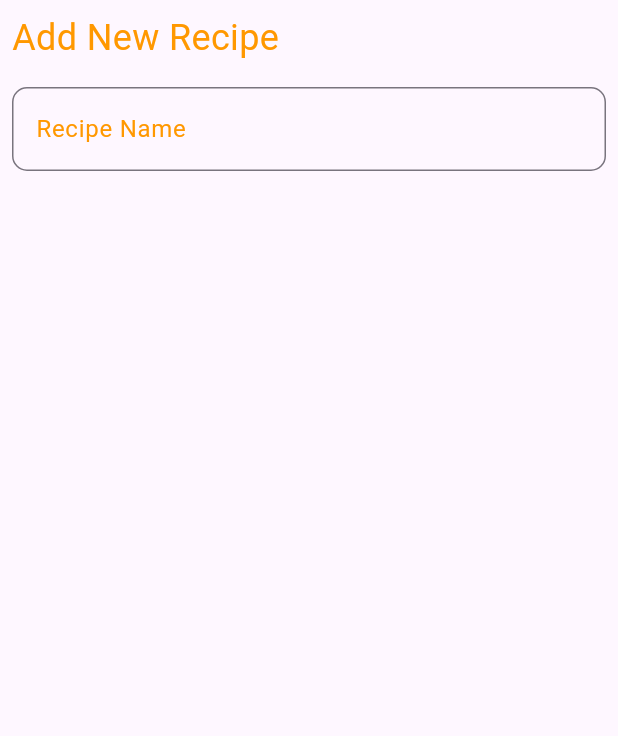
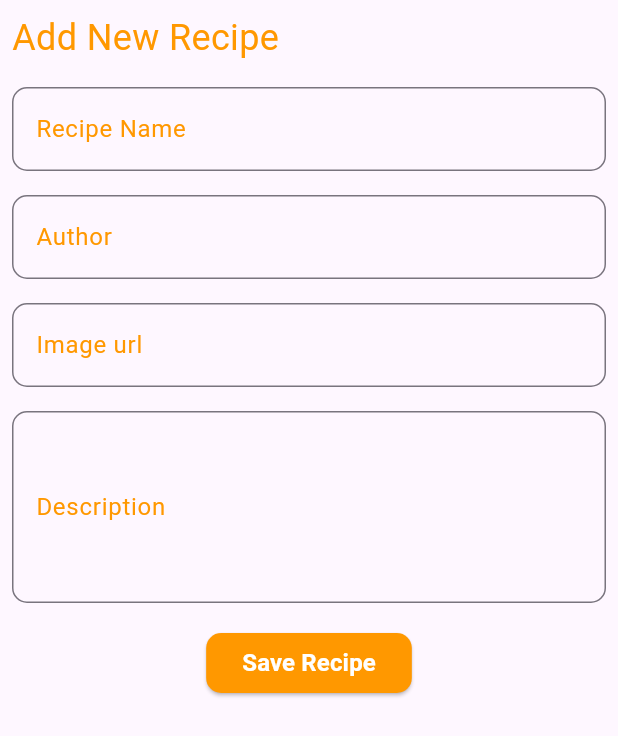
Before and after one commit to gsantiago735/platzi_flutter_course_2024, a Flutter app: the RecipeForm widget shown alone on an empty page, opened directly, on a phone screen of 412 x 824 dp. Shown: the top 736 px of the screen. Run offline on Flutter 3.47's test engine with Material 3 defaults, Android fonts, the phone set to English and light mode, and no system bars; network calls fail; Roboto replaces fonts that are missing (Quicksand).

Commit message:
Chapter 11

```diff
--- a/lib/screens/home_screen.dart
+++ b/lib/screens/home_screen.dart
@@ -92,10 +92,17 @@ class RecipeForm extends StatelessWidget {
 
   @override
   Widget build(BuildContext context) {
+    final formKey = GlobalKey<FormState>();
+
+    final recipeName = TextEditingController();
+    final recipeAuthor = TextEditingController();
+    final recipeUrl = TextEditingController();
+    final recipeDescription = TextEditingController();
+
     return Padding(
       padding: const EdgeInsets.all(8),
       child: Form(
-          // key: _formKey,
+          key: formKey,
           child: Column(
             mainAxisSize: MainAxisSize.min,
             crossAxisAlignment: CrossAxisAlignment.start,
@@ -108,14 +115,92 @@ class RecipeForm extends StatelessWidget {
                 ),
               ),
               const SizedBox(height: 16),
-          _buildTextField(label: "Recipe Name"),
+              _buildTextField(
+                controller: recipeName,
+                label: "Recipe Name",
+                validator: (value) {
+                  if (value == null || value.isEmpty) {
+                    return "Please enter the name recipe.";
+                  } else {
+                    return null;
+                  }
+                },
+              ),
+              const SizedBox(height: 16),
+              _buildTextField(
+                controller: recipeAuthor,
+                label: "Author",
+                validator: (value) {
+                  if (value == null || value.isEmpty) {
+                    return "Please enter the author.";
+                  } else {
+                    return null;
+                  }
+                },
+              ),
+              const SizedBox(height: 16),
+              _buildTextField(
+                controller: recipeUrl,
+                label: "Image url",
+                validator: (value) {
+                  if (value == null || value.isEmpty) {
+                    return "Please enter the url.";
+                  } else {
+                    return null;
+                  }
+                },
+              ),
+              const SizedBox(height: 16),
+              _buildTextField(
+                controller: recipeDescription,
+                label: "Description",
+                maxLines: 4,
+                validator: (value) {
+                  if (value == null || value.isEmpty) {
+                    return "Please enter the description.";
+                  } else {
+                    return null;
+                  }
+                },
+              ),
+              const SizedBox(height: 16),
+              Center(
+                child: ElevatedButton(
+                  onPressed: () {
+                    if (formKey.currentState!.validate()) {
+                      Navigator.pop(context);
+                    }
+                  },
+                  style: ElevatedButton.styleFrom(
+                    backgroundColor: Colors.orange,
+                    shape: const RoundedRectangleBorder(
+                      borderRadius: BorderRadius.all(Radius.circular(10)),
+                    ),
+                  ),
+                  child: const Text(
+                    "Save Recipe",
+                    style: TextStyle(
+                      color: Colors.white,
+                      fontSize: 16,
+                      fontWeight: FontWeight.bold,
+                    ),
+                  ),
+                ),
+              )
             ],
           )),
     );
   }
 
-  Widget _buildTextField({required String label}) {
+  Widget _buildTextField(
+      {required TextEditingController controller,
+      required String label,
+      required String? Function(String?) validator,
+      int maxLines = 1}) {
     return TextFormField(
+      controller: controller,
+      validator: validator,
+      maxLines: maxLines,
       decoration: InputDecoration(
           labelText: label,
           labelStyle: const TextStyle(
```
Lines whose indentation alone changed are shown as unchanged.
